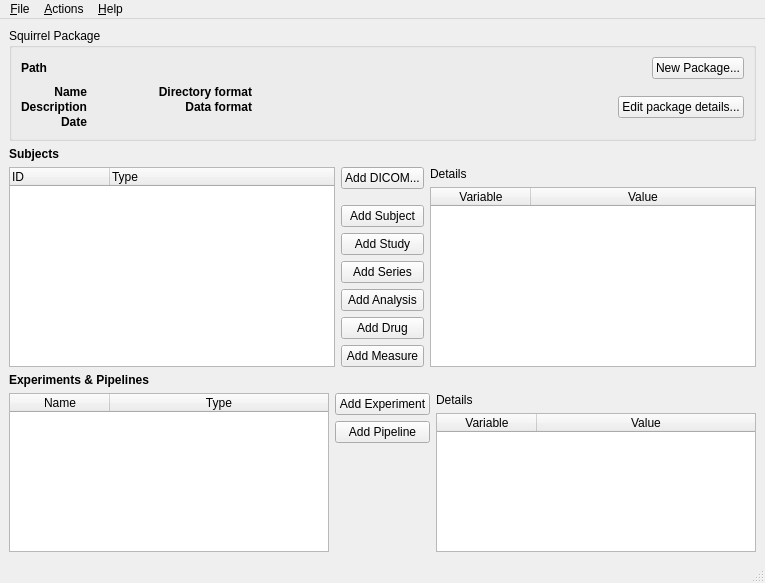
The window that src/squirrel-gui/mainwindow.ui (gbook/squirrel) describes before a commit, drawn with Qt 5.
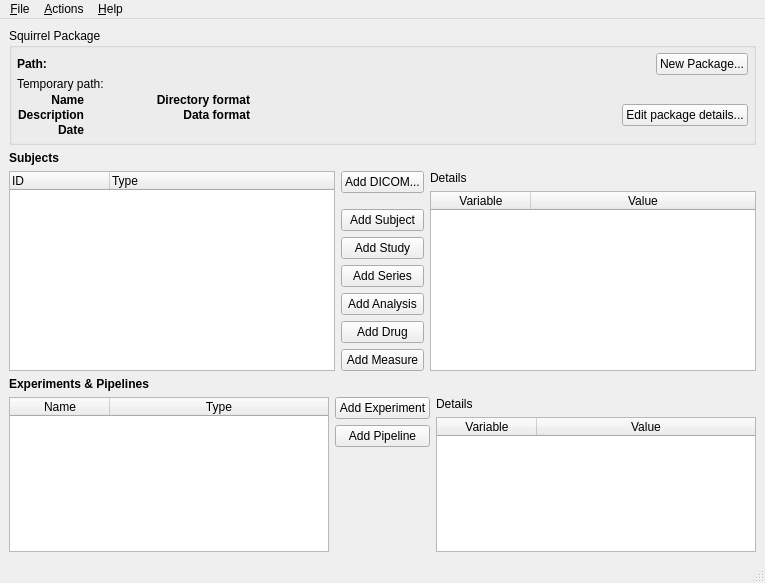
The same window after the commit. Icons and pictures are not drawn.

Commit message: Windows systemcommand works

Diff of the .ui file:
```diff
--- a/src/squirrel-gui/mainwindow.ui
+++ b/src/squirrel-gui/mainwindow.ui
@@ -31,6 +31,21 @@
        <string>Squirrel Package</string>
       </property>
       <layout class="QVBoxLayout" name="verticalLayout_4">
+       <property name="spacing">
+        <number>2</number>
+       </property>
+       <property name="leftMargin">
+        <number>5</number>
+       </property>
+       <property name="topMargin">
+        <number>5</number>
+       </property>
+       <property name="rightMargin">
+        <number>5</number>
+       </property>
+       <property name="bottomMargin">
+        <number>5</number>
+       </property>
        <item>
         <layout class="QHBoxLayout" name="horizontalLayout">
          <item>
@@ -44,7 +59,7 @@
             </font>
            </property>
            <property name="text">
-            <string>Path</string>
+            <string>Path: </string>
            </property>
           </widget>
          </item>
@@ -73,6 +88,33 @@
          </item>
         </layout>
        </item>
+       <item>
+        <layout class="QHBoxLayout" name="horizontalLayout_5" stretch="0,1">
+         <property name="topMargin">
+          <number>0</number>
+         </property>
+         <item>
+          <widget class="QLabel" name="label_9">
+           <property name="font">
+            <font>
+             <bold>false</bold>
+             <stylestrategy>PreferAntialias</stylestrategy>
+            </font>
+           </property>
+           <property name="text">
+            <string>Temporary path: </string>
+           </property>
+          </widget>
+         </item>
+         <item>
+          <widget class="QLabel" name="lblTempPath">
+           <property name="text">
+            <string/>
+           </property>
+          </widget>
+         </item>
+        </layout>
+       </item>
        <item>
         <layout class="QHBoxLayout" name="horizontalLayout_4">
          <property name="topMargin">
```
The commit also changes 4 other files.
